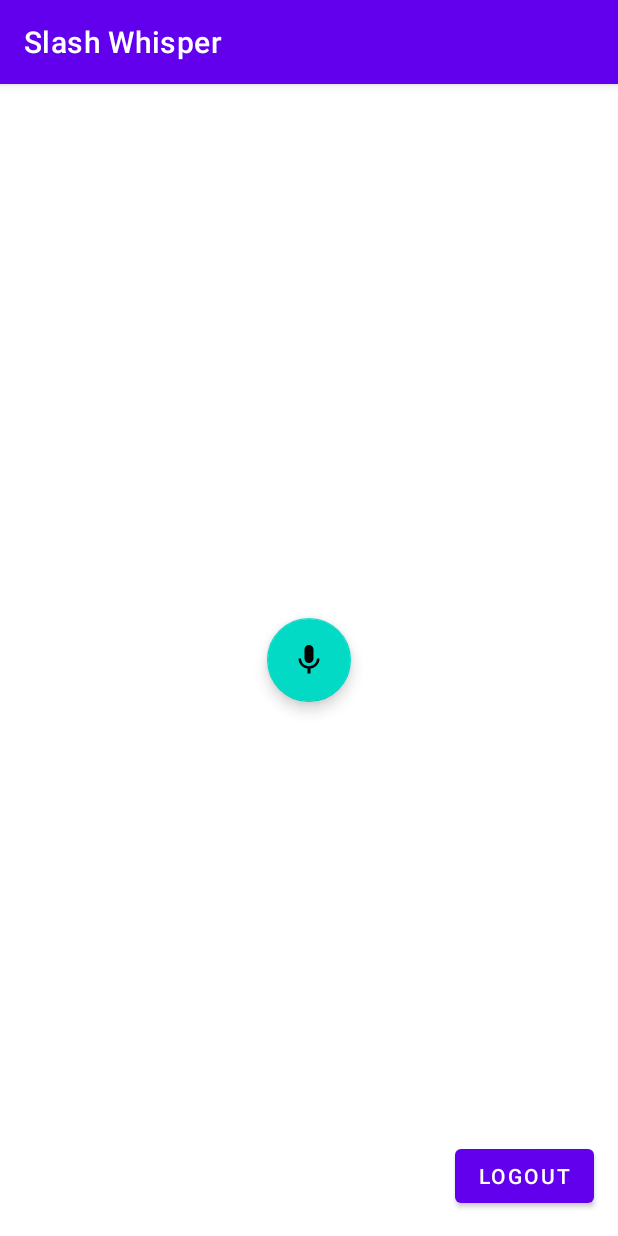
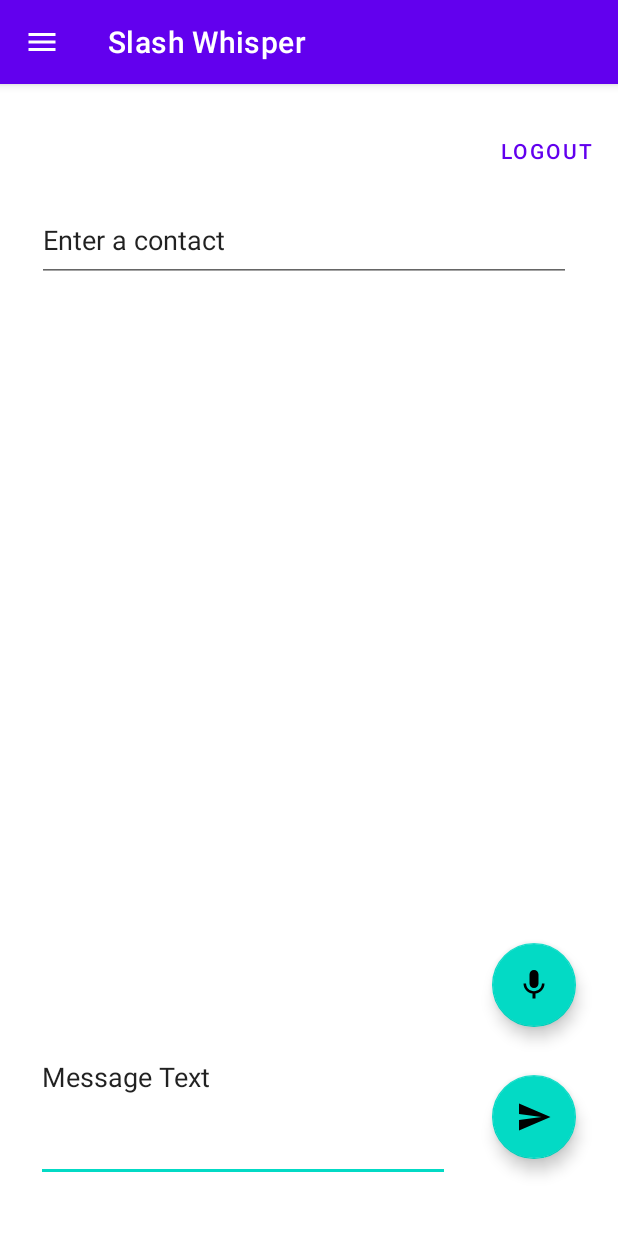
Before and after one commit to Novascone/Slash-Whisper, an Android app: the screen it shows after launch once a user with an empty profile is signed in (HomeActivity), on a phone screen of 412 x 824 dp. Run offline under Robolectric (Android 15) with nearby library versions, the phone set to English and light mode, and no system bars; our stand-ins replace Firebase (no records; nobody signed in at launch, a user with empty details on screens opened directly).

Commit message:
added mat design stuff and a send message activity

```diff
--- a/Slash-Whisper-Phone/src/main/java/com/warrennovasconeslashwhisper/phoneapp/HomeActivity.java
+++ b/Slash-Whisper-Phone/src/main/java/com/warrennovasconeslashwhisper/phoneapp/HomeActivity.java
@@ -4,11 +4,14 @@ import androidx.appcompat.app.AppCompatActivity;
 import androidx.lifecycle.ViewModelProvider;
 
 import android.Manifest;
+import android.content.DialogInterface;
 import android.content.Intent;
 import android.os.Bundle;
 import android.speech.RecognitionListener;
 import android.speech.RecognizerIntent;
 import android.speech.SpeechRecognizer;
+import android.widget.Button;
+import android.widget.EditText;
 
 import com.warrennovasconeslashwhisper.api.Verify;
 import com.warrennovasconeslashwhisper.api.viewmodels.UserViewModel;
@@ -19,11 +22,16 @@ public class HomeActivity extends ActivityWithUser {
     public static final int RECORD_CODE = 1;
 
 
+
     private boolean talking = false;
     @Override
     protected void onCreate(Bundle savedInstanceState) {
         super.onCreate(savedInstanceState);
         setContentView(R.layout.activity_home);
+        requestPermissions(new String[]{Manifest.permission.RECORD_AUDIO},RECORD_CODE);
+        EditText contact = findViewById(R.id.contact);
+        EditText message = findViewById(R.id.message);
+
 
         viewModel.getUser().observe(this,(user) ->{
             if(user != null)
@@ -31,7 +39,7 @@ public class HomeActivity extends ActivityWithUser {
                 viewModel.storeUserSpecificData();
             }
         });
-        requestPermissions(new String[]{Manifest.permission.RECORD_AUDIO},RECORD_CODE);
+
         findViewById(R.id.logout_button).setOnClickListener((view) -> {
             viewModel.signOut();
         });
@@ -106,6 +114,22 @@ public class HomeActivity extends ActivityWithUser {
                 recognizer.stopListening();
             }
         });
+
+        findViewById(R.id.send).setOnClickListener((view) -> {
+            String contactToSend = contact.getText().toString();
+            String messageToSend = message.getText().toString();
+            Intent intent = new Intent(Intent.ACTION_SEND);
+            intent.putExtra(intent.EXTRA_EMAIL, new String[]{contactToSend});
+            intent.putExtra(Intent.EXTRA_TEXT, messageToSend);
+            intent.setType("message/rfc822");
+
+            startActivity(Intent.createChooser(intent, "Contact"));
+        });
+
+
+
+
+
     }
 
 }
--- a/Slash-Whisper-Phone/src/main/java/com/warrennovasconeslashwhisper/phoneapp/SignIn.java
+++ b/Slash-Whisper-Phone/src/main/java/com/warrennovasconeslashwhisper/phoneapp/SignIn.java
@@ -8,6 +8,7 @@ import android.widget.EditText;
 import androidx.appcompat.app.AppCompatActivity;
 import androidx.lifecycle.ViewModelProvider;
 
+import com.google.android.material.textfield.TextInputLayout;
 import com.warrennovasconeslashwhisper.api.viewmodels.UserViewModel;
 
 public class SignIn extends AppCompatActivity {
--- /dev/null
+++ b/Slash-Whisper-Phone/src/main/res/drawable/ic_baseline_menu_24.xml
@@ -0,0 +1,10 @@
+<vector xmlns:android="http://schemas.android.com/apk/res/android"
+    android:width="24dp"
+    android:height="24dp"
+    android:viewportWidth="24"
+    android:viewportHeight="24"
+    android:tint="?attr/colorControlNormal">
+  <path
+      android:fillColor="@android:color/white"
+      android:pathData="M3,18h18v-2L3,16v2zM3,13h18v-2L3,11v2zM3,6v2h18L21,6L3,6z"/>
+</vector>
--- /dev/null
+++ b/Slash-Whisper-Phone/src/main/res/drawable/ic_baseline_send_24.xml
@@ -0,0 +1,11 @@
+<vector xmlns:android="http://schemas.android.com/apk/res/android"
+    android:width="24dp"
+    android:height="24dp"
+    android:viewportWidth="24"
+    android:viewportHeight="24"
+    android:tint="?attr/colorControlNormal"
+    android:autoMirrored="true">
+  <path
+      android:fillColor="@android:color/white"
+      android:pathData="M2.01,21L23,12 2.01,3 2,10l15,2 -15,2z"/>
+</vector>
--- a/Slash-Whisper-Phone/src/main/res/layout/activity_home.xml
+++ b/Slash-Whisper-Phone/src/main/res/layout/activity_home.xml
@@ -6,24 +6,85 @@
     android:layout_height="match_parent"
     tools:context=".HomeActivity">
 
+
+    <com.google.android.material.appbar.AppBarLayout
+        android:id="@+id/appBarLayout"
+        android:layout_width="match_parent"
+        android:layout_height="wrap_content">
+
+    </com.google.android.material.appbar.AppBarLayout>
+
+    <EditText
+        android:id="@+id/message"
+        android:layout_width="276dp"
+        android:layout_height="139dp"
+        android:layout_marginStart="24dp"
+        android:layout_marginBottom="36dp"
+        android:ems="10"
+        android:inputType="textPersonName"
+        android:text="Message Text"
+        app:layout_constraintBottom_toBottomOf="parent"
+        app:layout_constraintStart_toStartOf="parent" />
+
     <com.google.android.material.floatingactionbutton.FloatingActionButton
         android:id="@+id/speech"
         android:layout_width="wrap_content"
         android:layout_height="wrap_content"
         app:layout_constraintBottom_toBottomOf="parent"
         app:layout_constraintEnd_toEndOf="parent"
+        app:layout_constraintHorizontal_bias="0.921"
         app:layout_constraintStart_toStartOf="parent"
         app:layout_constraintTop_toTopOf="parent"
+        app:layout_constraintVertical_bias="0.819"
         app:srcCompat="@drawable/ic_baseline_mic_24" />
+
+    <com.google.android.material.floatingactionbutton.FloatingActionButton
+        android:id="@+id/send"
+        android:layout_width="wrap_content"
+        android:layout_height="wrap_content"
+        app:layout_constraintBottom_toBottomOf="parent"
+        app:layout_constraintEnd_toEndOf="parent"
+        app:layout_constraintHorizontal_bias="0.921"
+        app:layout_constraintStart_toStartOf="parent"
+        app:layout_constraintTop_toTopOf="parent"
+        app:layout_constraintVertical_bias="0.933"
+        app:srcCompat="@drawable/ic_baseline_send_24" />
 
     <Button
         android:id="@+id/logout_button"
         android:layout_width="wrap_content"
         android:layout_height="wrap_content"
-        android:layout_marginEnd="16dp"
-        android:layout_marginBottom="16dp"
+        android:layout_marginEnd="4dp"
         android:text="Logout"
         app:layout_constraintBottom_toBottomOf="parent"
-        app:layout_constraintEnd_toEndOf="parent" />
+        app:layout_constraintEnd_toEndOf="parent"
+        app:layout_constraintTop_toTopOf="parent"
+        app:layout_constraintVertical_bias="0.099"
+        style="@style/Widget.MaterialComponents.Button.TextButton"/>
+
+
+    <EditText
+        android:id="@+id/contact"
+        android:layout_width="356dp"
+        android:layout_height="56dp"
+        android:layout_marginTop="132dp"
+        android:ems="10"
+        android:inputType="textPersonName"
+        android:text="Enter a contact"
+        app:layout_constraintEnd_toEndOf="parent"
+        app:layout_constraintHorizontal_bias="0.436"
+        app:layout_constraintStart_toStartOf="parent"
+        app:layout_constraintTop_toTopOf="parent" />
+
+    <com.google.android.material.appbar.MaterialToolbar
+        android:id="@+id/topAppBar"
+        style="@style/Widget.MaterialComponents.Toolbar.Primary"
+        android:layout_width="match_parent"
+        android:layout_height="?attr/actionBarSize"
+        app:layout_constraintEnd_toEndOf="parent"
+        app:layout_constraintStart_toStartOf="parent"
+        app:layout_constraintTop_toTopOf="parent"
+        app:navigationIcon="@drawable/ic_baseline_menu_24"
+        app:title="Slash Whisper" />
 
 </androidx.constraintlayout.widget.ConstraintLayout>
--- a/Slash-Whisper-Phone/src/main/res/layout/activity_sign_in_sign_up.xml
+++ b/Slash-Whisper-Phone/src/main/res/layout/activity_sign_in_sign_up.xml
@@ -1,12 +1,11 @@
 <?xml version="1.0" encoding="utf-8"?>
+
 <androidx.constraintlayout.widget.ConstraintLayout xmlns:android="http://schemas.android.com/apk/res/android"
     xmlns:app="http://schemas.android.com/apk/res-auto"
     xmlns:tools="http://schemas.android.com/tools"
     android:layout_width="match_parent"
     android:layout_height="match_parent"
     tools:context=".HomeActivity">
-
-
 
     <LinearLayout
         android:layout_width="match_parent"
@@ -29,14 +28,18 @@
             android:hint="Password"
             android:inputType="textPassword" />
 
+
         <Button
             android:id="@+id/signIn"
             android:layout_width="match_parent"
             android:layout_height="wrap_content"
-            android:text="Sign In" />
+            android:text="Sign In"
+            style="@style/Widget.MaterialComponents.Button.TextButton" />
+
 
         <Button
             android:id="@+id/signUp"
+            style="@style/Widget.MaterialComponents.Button.TextButton"
             android:layout_width="match_parent"
             android:layout_height="wrap_content"
             android:text="Sign Up" />
--- a/Slash-Whisper-Phone/src/main/res/values/themes.xml
+++ b/Slash-Whisper-Phone/src/main/res/values/themes.xml
@@ -1,6 +1,6 @@
 <resources xmlns:tools="http://schemas.android.com/tools">
     <!-- Base application theme. -->
-    <style name="Theme.Android3200StarterApplication" parent="Theme.MaterialComponents.DayNight.DarkActionBar">
+    <style name="Theme.Android3200StarterApplication" parent="Theme.MaterialComponents.DayNight.NoActionBar">
         <!-- Primary brand color. -->
         <item name="colorPrimary">@color/purple_500</item>
         <item name="colorPrimaryVariant">@color/purple_700</item>
```
